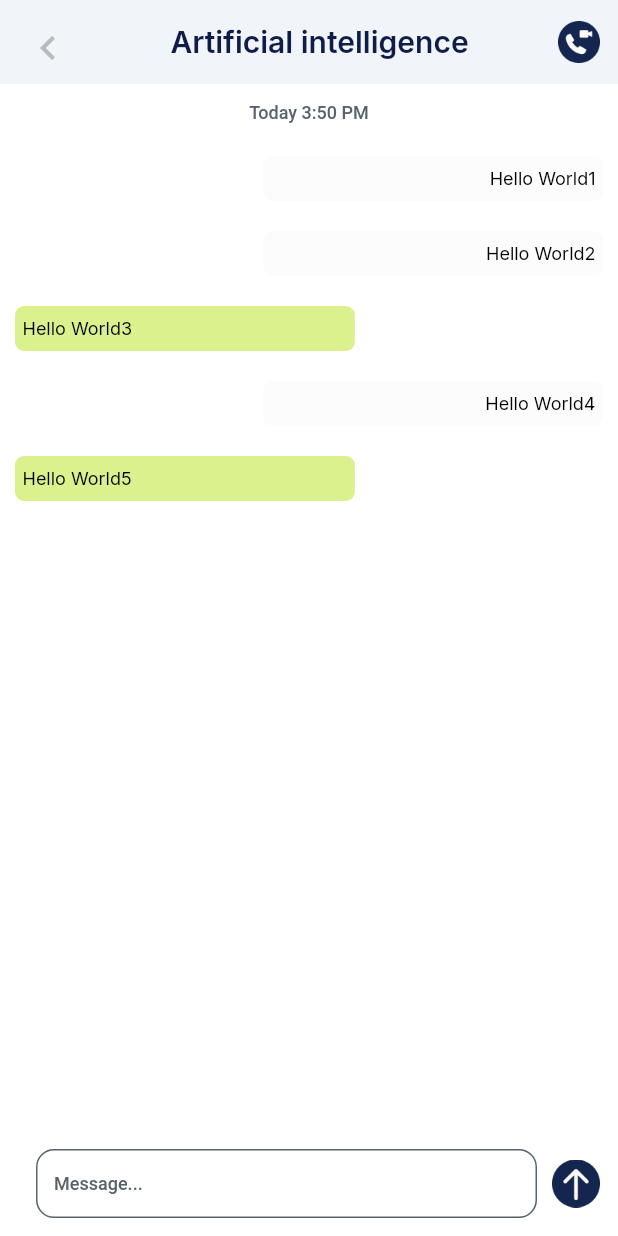
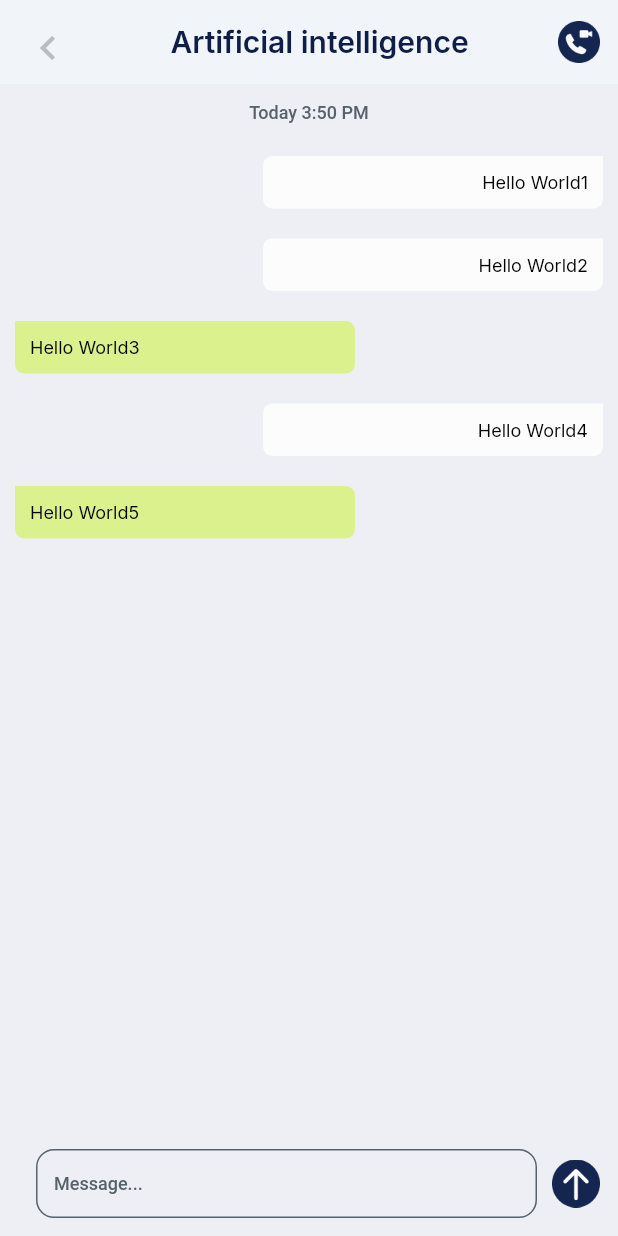
Before and after one commit to Lxymeteor/flutterflowDemo, a Flutter app: the ChatPageWidget screen opened by its route, on a phone screen of 412 x 824 dp. Run offline on Flutter 3.47's test engine with Material 3 defaults, Android fonts, the phone set to English and light mode, and no system bars; our stand-ins replace auto_size_text, cached_network_image, dropdown_button2, equatable, font_awesome_flutter, from_css_color and 6 more; missing offline and left inert: json_path, mime_type; accounts and stored records are empty; network calls fail; Roboto replaces fonts that are missing (Readex Pro).

Commit message:
Updating to latest FlutterFlow output.

```diff
--- a/lib/pages/chat_page/chat_page_widget.dart
+++ b/lib/pages/chat_page/chat_page_widget.dart
@@ -43,7 +43,7 @@ class _ChatPageWidgetState extends State<ChatPageWidget> {
       onTap: () => FocusScope.of(context).unfocus(),
       child: Scaffold(
         key: scaffoldKey,
-        backgroundColor: Colors.white,
+        backgroundColor: const Color(0xFFEEEFF5),
         appBar: AppBar(
           backgroundColor: const Color(0xFFF1F4F8),
           automaticallyImplyLeading: false,
@@ -175,11 +175,23 @@ class _ChatPageWidgetState extends State<ChatPageWidget> {
                                       color: chatListItem.sendUserId == 1
                                           ? const Color(0xFFFCFCFC)
                                           : const Color(0xFFDAF18D),
-                                      borderRadius: const BorderRadius.only(
-                                        bottomLeft: Radius.circular(6.0),
-                                        bottomRight: Radius.circular(6.0),
-                                        topLeft: Radius.circular(6.0),
-                                        topRight: Radius.circular(6.0),
+                                      borderRadius: BorderRadius.only(
+                                        bottomLeft: const Radius.circular(6.0),
+                                        bottomRight: const Radius.circular(6.0),
+                                        topLeft: Radius.circular(
+                                            valueOrDefault<double>(
+                                          chatListItem.sendUserId == 1
+                                              ? 6.0
+                                              : 0.0,
+                                          0.0,
+                                        )),
+                                        topRight: Radius.circular(
+                                            valueOrDefault<double>(
+                                          chatListItem.sendUserId == 1
+                                              ? 0.0
+                                              : 6.0,
+                                          0.0,
+                                        )),
                                       ),
                                     ),
                                     alignment: const AlignmentDirectional(0.0, 0.0),
@@ -193,7 +205,7 @@ class _ChatPageWidgetState extends State<ChatPageWidget> {
                                           ),
                                           0.0),
                                       child: Padding(
-                                        padding: const EdgeInsets.all(5.0),
+                                        padding: const EdgeInsets.all(10.0),
                                         child: Text(
                                           chatListItem.content,
                                           style: FlutterFlowTheme.of(context)
@@ -331,7 +343,6 @@ class _ChatPageWidgetState extends State<ChatPageWidget> {
                               width: 32.0,
                               height: 32.0,
                               decoration: BoxDecoration(
-                                color: Colors.white,
                                 image: DecorationImage(
                                   fit: BoxFit.cover,
                                   image: Image.asset(
--- a/lib/pages/message_page/message_page_widget.dart
+++ b/lib/pages/message_page/message_page_widget.dart
@@ -101,6 +101,14 @@ class _MessagePageWidgetState extends State<MessagePageWidget> {
                       return Padding(
                         padding: const EdgeInsetsDirectional.fromSTEB(
                             16.0, 12.0, 16.0, 12.0),
+                        child: InkWell(
+                          splashColor: Colors.transparent,
+                          focusColor: Colors.transparent,
+                          hoverColor: Colors.transparent,
+                          highlightColor: Colors.transparent,
+                          onTap: () async {
+                            context.pushNamed('ChatPage');
+                          },
                           child: Container(
                             width: MediaQuery.sizeOf(context).width * 1.0,
                             height: 50.0,
@@ -115,7 +123,8 @@ class _MessagePageWidgetState extends State<MessagePageWidget> {
                                   borderRadius: BorderRadius.circular(32.0),
                                   child: CachedNetworkImage(
                                     fadeInDuration: const Duration(milliseconds: 500),
-                                  fadeOutDuration: const Duration(milliseconds: 500),
+                                    fadeOutDuration:
+                                        const Duration(milliseconds: 500),
                                     imageUrl: userMessageListItem.avatar,
                                     width: 48.0,
                                     height: 48.0,
@@ -128,7 +137,8 @@ class _MessagePageWidgetState extends State<MessagePageWidget> {
                                         10.0, 0.0, 0.0, 0.0),
                                     child: Column(
                                       mainAxisSize: MainAxisSize.max,
-                                    mainAxisAlignment: MainAxisAlignment.center,
+                                      mainAxisAlignment:
+                                          MainAxisAlignment.center,
                                       crossAxisAlignment:
                                           CrossAxisAlignment.start,
                                       children: [
@@ -177,11 +187,13 @@ class _MessagePageWidgetState extends State<MessagePageWidget> {
                                           children: [
                                             Text(
                                               userMessageListItem.content,
-                                            style: FlutterFlowTheme.of(context)
+                                              style:
+                                                  FlutterFlowTheme.of(context)
                                                       .bodyMedium
                                                       .override(
                                                         fontFamily: 'Inter',
-                                                  color: const Color(0xFF999999),
+                                                        color:
+                                                            const Color(0xFF999999),
                                                         letterSpacing: 0.0,
                                                       ),
                                             ),
@@ -198,8 +210,8 @@ class _MessagePageWidgetState extends State<MessagePageWidget> {
                                                     0.0, 0.0),
                                                 child: Text(
                                                   '3',
-                                                style:
-                                                    FlutterFlowTheme.of(context)
+                                                  style: FlutterFlowTheme.of(
+                                                          context)
                                                       .bodyMedium
                                                       .override(
                                                         fontFamily: 'Inter',
@@ -219,6 +231,7 @@ class _MessagePageWidgetState extends State<MessagePageWidget> {
                               ],
                             ),
                           ),
+                        ),
                       );
                     },
                   );
```
Lines whose indentation alone changed are shown as unchanged.
